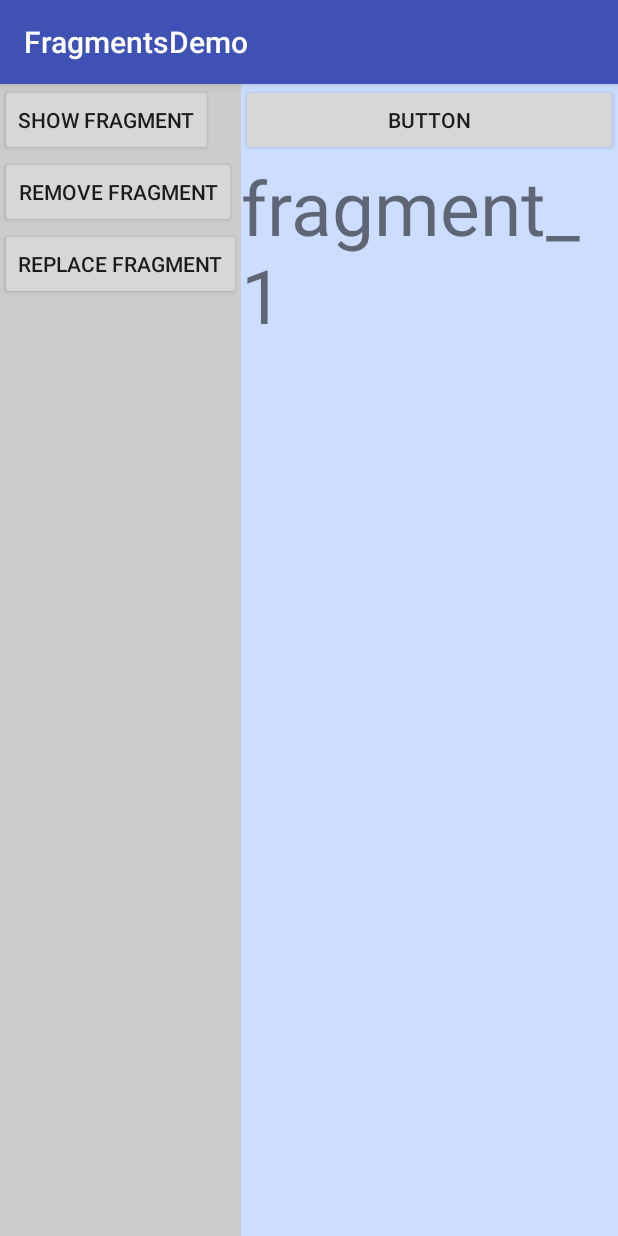
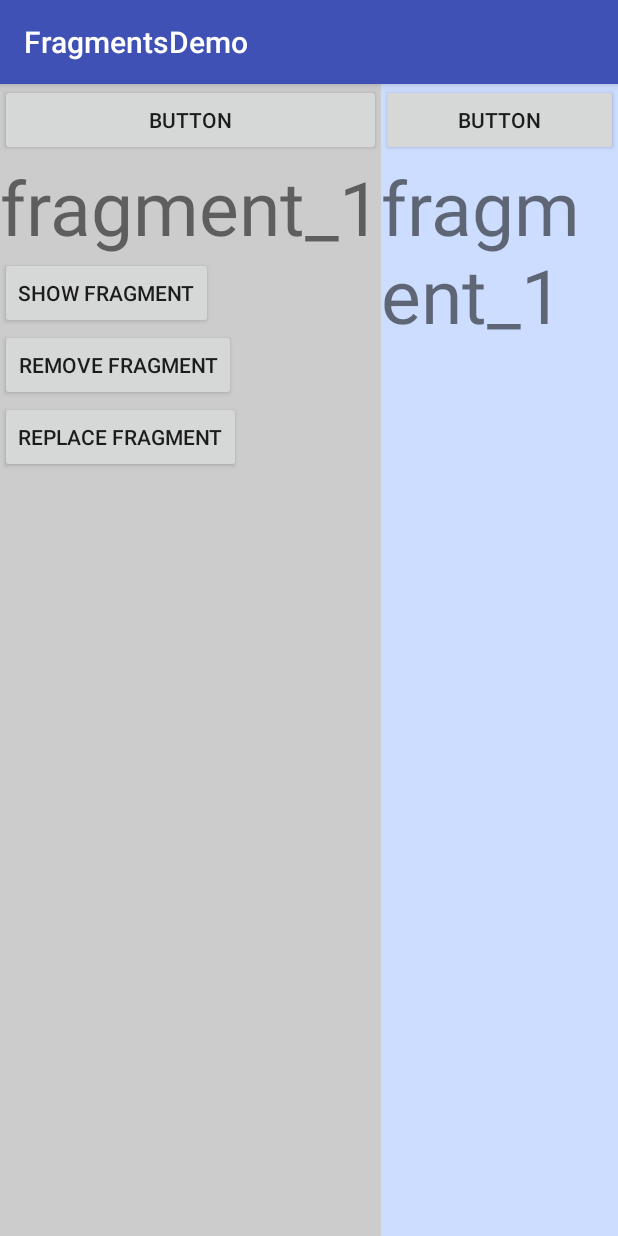
Before and after one commit to Huigesi/FragmentsDemo, an Android app: the screen it shows after launch (MainActivity), after a tap on "SHOW FRAGMENT", on a phone screen of 412 x 824 dp. Run offline under Robolectric (Android 15) with nearby library versions, the phone set to English and light mode, and no system bars.

Commit message:
fragment add

```diff
--- a/app/src/main/java/com/example/administrator/fragmentsdemo/MainActivity.java
+++ b/app/src/main/java/com/example/administrator/fragmentsdemo/MainActivity.java
@@ -12,6 +12,7 @@ import com.example.administrator.fragmentsdemo.fragment.Fragment_1;
 public class MainActivity extends AppCompatActivity {
     private Button button_add,button_remove;
     private FragmentManager fragmentManager;
+    private Fragment fragment;
     private FragmentTransaction fragmentTransaction;
 
     @Override
@@ -31,6 +32,20 @@ public class MainActivity extends AppCompatActivity {
             }
         });
         //_____-----fragment_remove
+        /*button_remove=(Button)findViewById(R.id.btn_remove);
+        button_remove.setOnClickListener(new View.OnClickListener() {
+            @Override
+            public void onClick(View v) {
+                fragmentManager=getFragmentManager();
+                fragmentTransaction=fragmentManager.beginTransaction();
+                //Fragment_1 fragment_1=new Fragment_1();
+                fragment=fragmentManager.findFragmentById(R.id.fragment_1);
+                String tag = null;
+                fragmentTransaction.addToBackStack(tag);
+                fragmentTransaction.remove(fragment);
+                fragmentTransaction.commit();
+            }
+        });*/
 
 
 
--- a/app/src/main/res/layout/activity_main.xml
+++ b/app/src/main/res/layout/activity_main.xml
@@ -11,14 +11,13 @@
     android:layout_width="wrap_content"
     android:layout_height="match_parent"
     android:background="#CCCCCC">
-<!--<fragment
+<fragment
     android:id="@+id/fragment_1"
     android:layout_width="wrap_content"
     android:layout_height="wrap_content"
-
     android:name="com.example.administrator.fragmentsdemo.fragment.Fragment_1">
 
-</fragment>-->
+</fragment>
     <Button
         android:id="@+id/btn_show"
         android:layout_width="wrap_content"
--- a/app/src/main/res/layout/fragment_1.xml
+++ b/app/src/main/res/layout/fragment_1.xml
@@ -1,5 +1,7 @@
 <?xml version="1.0" encoding="utf-8"?>
-<LinearLayout xmlns:android="http://schemas.android.com/apk/res/android"
+<LinearLayout
+    xmlns:android="http://schemas.android.com/apk/res/android"
+    android:id="@+id/fragment1"
     android:orientation="vertical" android:layout_width="wrap_content"
     android:layout_height="wrap_content">
 
```
